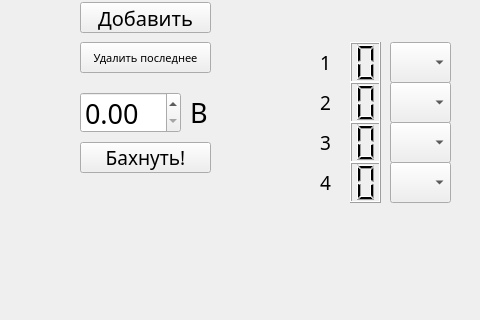
First picture: the form in interface.ui, repository KejLater/lab_stand, before the edit; both pictures show x 0 to 480 and y 488 to 808 of the 1352 by 808 pixel window.
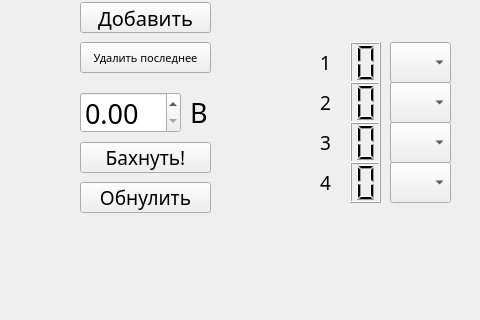
Second picture: the form after the edit.

Commit message: put voltage to zero button and shortcut added, small fixes

```diff
--- a/interface.ui
+++ b/interface.ui
@@ -3040,6 +3040,26 @@
      <string>&lt;html&gt;&lt;head/&gt;&lt;body&gt;&lt;p&gt;&lt;span style=&quot; font-size:20pt;&quot;&gt;мВ&lt;/span&gt;&lt;/p&gt;&lt;/body&gt;&lt;/html&gt;</string>
     </property>
    </widget>
+   <widget class="QPushButton" name="zero_voltage_button">
+    <property name="geometry">
+     <rect>
+      <x>80</x>
+      <y>670</y>
+      <width>131</width>
+      <height>31</height>
+     </rect>
+    </property>
+    <property name="font">
+     <font>
+      <family>Century Gothic</family>
+      <pointsize>14</pointsize>
+      <strikeout>false</strikeout>
+     </font>
+    </property>
+    <property name="text">
+     <string>Обнулить</string>
+    </property>
+   </widget>
   </widget>
   <widget class="QMenuBar" name="menubar">
    <property name="geometry">
```
Left out of the diff: 9 changed lines with no effect on the pictures. The commit also changes 1 other file.
